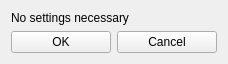
First picture: the form in ftnoir_protocol_vjoy/ftnoir_vjoy_controls.ui, repository opentrack/opentrack, before the edit.
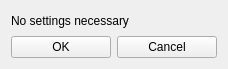
Second picture: the form after the edit. Icons and pictures are not drawn.

```diff
--- a/ftnoir_protocol_vjoy/ftnoir_vjoy_controls.ui
+++ b/ftnoir_protocol_vjoy/ftnoir_vjoy_controls.ui
@@ -7,7 +7,7 @@
     <x>0</x>
     <y>0</y>
     <width>228</width>
-    <height>64</height>
+    <height>69</height>
    </rect>
   </property>
   <property name="windowTitle">
```
Left out of the diff: 3 changed lines with no effect on the pictures.
